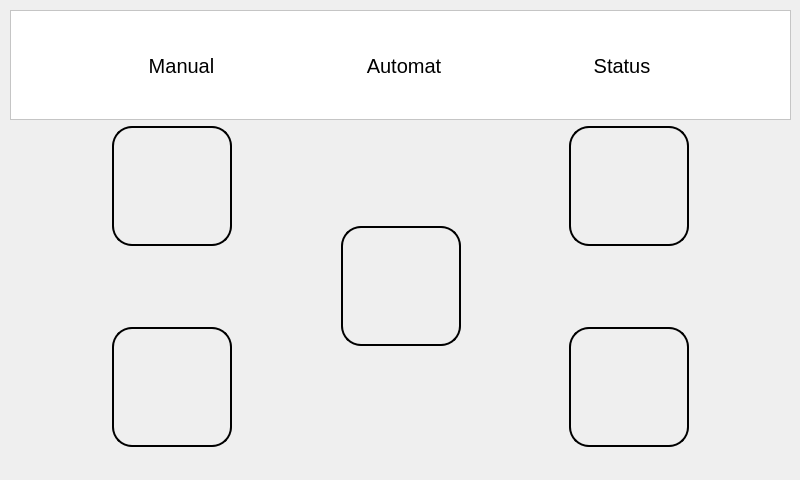
Old version of the form software/pc/gui/gui.ui in the repository Brollof/Yamori.
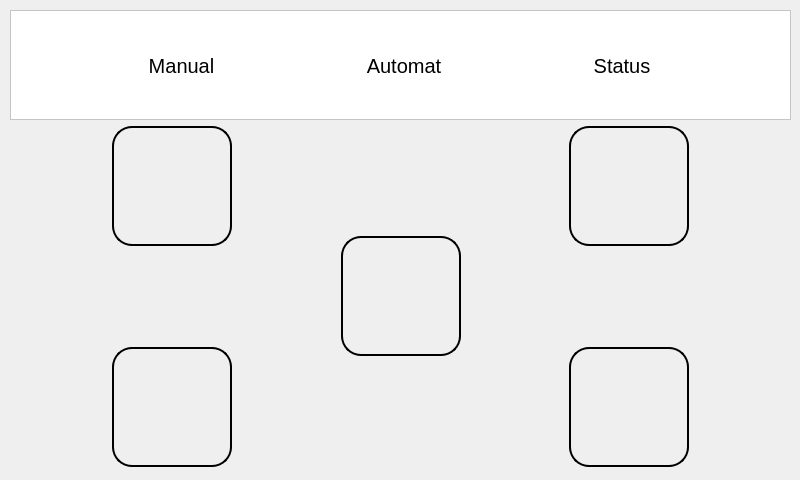
New version of the form. Icons and pictures are not drawn.

Diff of the .ui file:
```diff
--- a/software/pc/gui/gui.ui
+++ b/software/pc/gui/gui.ui
@@ -183,7 +183,7 @@
            <x>0</x>
            <y>0</y>
            <width>781</width>
-           <height>321</height>
+           <height>341</height>
           </rect>
          </property>
          <layout class="QHBoxLayout" name="horizontalLayout_2">
```
